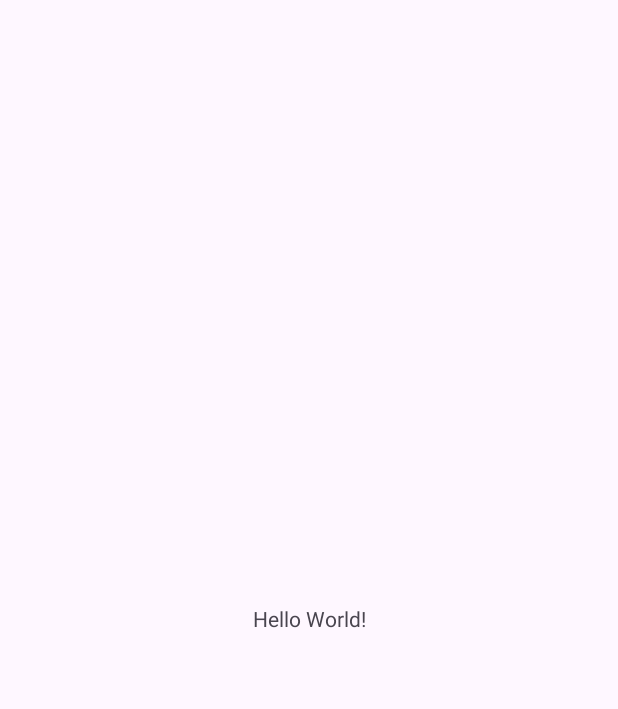
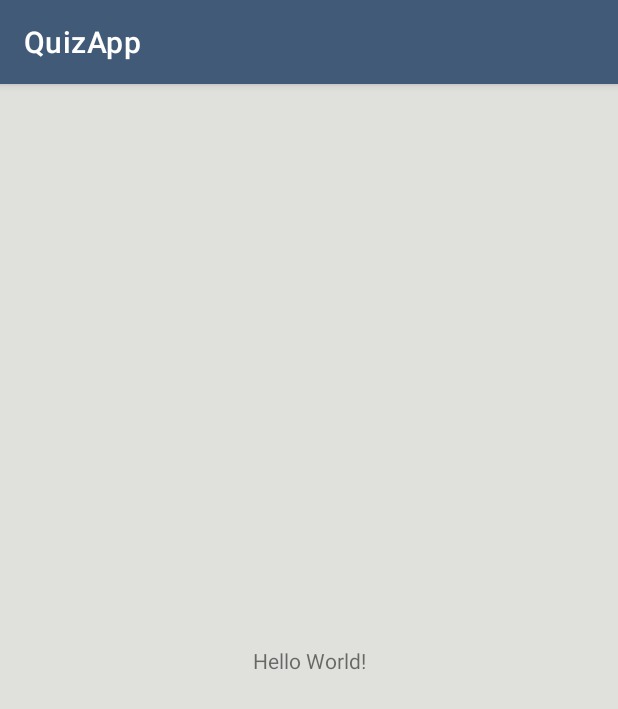
Before and after one commit to mohamed-ameziane/QuizApp, an Android app: the screen it shows after launch (MainActivity), on a phone screen of 412 x 824 dp. Before the commit the part shown is almost empty. Shown: the top 709 px of the screen. Run offline under Robolectric (Android 15) with nearby library versions, the phone set to English and light mode, and no system bars.

Commit message:
Theme and color update

```diff
--- a/app/src/main/res/values/colors.xml
+++ b/app/src/main/res/values/colors.xml
@@ -1,5 +1,16 @@
 <?xml version="1.0" encoding="utf-8"?>
 <resources>
-    <color name="black">#FF000000</color>
-    <color name="white">#FFFFFFFF</color>
+    <!-- Couleurs principales -->
+    <color name="colorPrimary">#415A77</color> <!-- Violet foncé -->
+    <color name="colorPrimaryVariant">#1B263B</color> <!-- Violet encore plus foncé -->
+    <color name="colorSecondary">#778DA9</color> <!-- Turquoise -->
+
+    <!-- Couleurs de fond et de texte -->
+    <color name="colorBackground">#E0E1DD</color> <!-- Blanc -->
+    <color name="colorTextPrimary">#0D1B2A</color> <!-- Noir -->
+    <color name="colorButton">#415A77</color> <!-- Même que Primary -->
+    <color name="colorButtonText">#E0E1DD</color> <!-- Blanc -->
+
+    <!-- Couleurs spéciales -->
+    <color name="colorError">#B00020</color> <!-- Rouge pour erreurs -->
 </resources>
--- a/app/src/main/res/values/themes.xml
+++ b/app/src/main/res/values/themes.xml
@@ -1,9 +1,13 @@
 <resources xmlns:tools="http://schemas.android.com/tools">
-    <!-- Base application theme. -->
-    <style name="Base.Theme.QuizApp" parent="Theme.Material3.DayNight.NoActionBar">
-        <!-- Customize your light theme here. -->
-        <!-- <item name="colorPrimary">@color/my_light_primary</item> -->
+    <!-- Application theme with ActionBar -->
+    <style name="Theme.QuizApp" parent="Theme.MaterialComponents.DayNight.DarkActionBar">
+        <item name="colorPrimary">@color/colorPrimary</item>
+        <item name="colorPrimaryVariant">@color/colorPrimaryVariant</item>
+        <item name="colorOnPrimary">@color/colorButtonText</item>
+
+        <item name="colorSecondary">@color/colorSecondary</item>
+        <item name="colorOnSecondary">@color/colorButtonText</item>
+
+        <item name="android:colorBackground">@color/colorBackground</item>
     </style>
-
-    <style name="Theme.QuizApp" parent="Base.Theme.QuizApp" />
 </resources>
```
